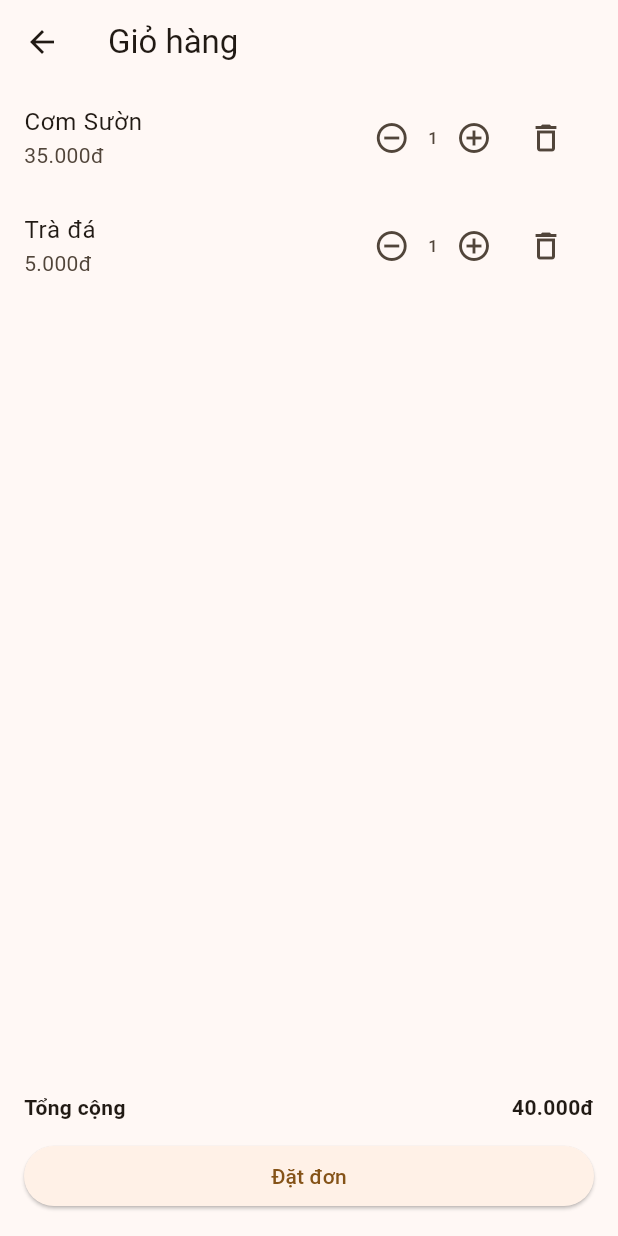
After one commit to lucienhoang/canteen-app, a Flutter app: the CartScreen screen opened directly, on a phone screen of 412 x 824 dp. The commit adds this screen. Run offline on Flutter 3.47's test engine with Material 3 defaults, Android fonts, the phone set to English and light mode, and no system bars.

Commit message:
feat: add CartScreen with quantity controls and checkout

```diff
--- /dev/null
+++ b/lib/features/cart/cart_screen.dart
@@ -0,0 +1,149 @@
+import 'package:canteen_app/data/models/order.dart';
+import 'package:flutter/material.dart';
+import 'package:provider/provider.dart';
+import 'package:intl/intl.dart';
+
+import '../../data/models/menu_item.dart';
+import 'cart_viewmodel.dart';
+
+/// Màn hình Giỏ hàng - hiển thị danh sách các món đang chọn,
+/// cho phép điều chỉnh số lượng, xóa món và thực hiện đặt đơn (Checkout).
+class CartScreen extends StatefulWidget {
+  const CartScreen({super.key});
+
+  @override
+  State<CartScreen> createState() => _CartScreenState();
+}
+
+class _CartScreenState extends State<CartScreen> {
+  @override
+  void initState() {
+    super.initState();
+    // Khởi tạo dữ liệu giả lập để kiểm thử giao diện trong giai đoạn phát triển.
+    // TODO: Xóa đoạn mock này khi ghép nối nút "Thêm vào giỏ" từ MenuScreen.
+    WidgetsBinding.instance.addPostFrameCallback((_) {
+      final cart = context.read<CartViewModel>();
+      if (cart.isEmpty) {
+        cart.addItem(
+          const MenuItem(id: 1, categoryId: 1, name: "Cơm Sườn", price: 35000),
+        );
+        cart.addItem(
+          const MenuItem(id: 2, categoryId: 2, name: 'Trà đá', price: 5000),
+        );
+      }
+    });
+  }
+
+  // Định dạng hiển thị tiền tệ Việt Nam VNĐ
+  final _priceFormat = NumberFormat.decimalPattern('vi');
+  String _formatPrice(int price) => '${_priceFormat.format(price)}đ';
+
+  /// Xử lý logic khi bấm nút Đặt đơn
+  Future<void> _handleCheckout(CartViewModel cart) async {
+    final order = await cart.checkout(
+      userId: 1, // TODO: Thay thế bằng ID của User đang đăng nhập
+      pickupTime: DateTime.now().add(const Duration(minutes: 30)),
+    );
+
+    // Kiểm tra Widget còn nằm trong cây Widget tree trước khi thao tác với BuildContext
+    if (!mounted) return;
+
+    if (order != null) {
+      ScaffoldMessenger.of(context).showSnackBar(
+        SnackBar(content: Text("Đặt đơn thành công! Mã đơn ${order.id}")),
+      );
+    } else if (cart.errorMessage != null) {
+      ScaffoldMessenger.of(context)
+          .showSnackBar(SnackBar(content: Text(cart.errorMessage!)));
+    }
+  }
+
+  @override
+  Widget build(BuildContext context) {
+    // Lắng nghe sự thay đổi trạng thái của CartViewModel
+    final cart = context.watch<CartViewModel>();
+
+    return Scaffold(
+      appBar: AppBar(title: const Text("Giỏ hàng")),
+      body: cart.isEmpty
+          ? const Center(child: Text("Giỏ hàng trống"))
+          : ListView.builder(
+              itemCount: cart.items.length,
+              itemBuilder: (context, index) {
+                final item = cart.items[index];
+                return ListTile(
+                  title: Text(item.menuItemName),
+                  subtitle: Text(_formatPrice(item.priceAtOrder)),
+                  trailing: Row(
+                    mainAxisSize: MainAxisSize.min,
+                    children: [
+                      // Nút giảm số lượng
+                      IconButton(
+                        icon: const Icon(Icons.remove_circle_outline),
+                        onPressed: () => context
+                            .read<CartViewModel>()
+                            .updateQuantity(item.menuItemId, item.quantity - 1),
+                      ),
+                      // Hiển thị số lượng
+                      Text('${item.quantity}'),
+                      // Nút tăng số lượng
+                      IconButton(
+                        icon: const Icon(Icons.add_circle_outline),
+                        onPressed: () => context
+                            .read<CartViewModel>()
+                            .updateQuantity(item.menuItemId, item.quantity + 1),
+                      ),
+                      // Nút xóa món khỏi giỏ
+                      IconButton(
+                        icon: const Icon(Icons.delete_outline),
+                        onPressed: () => context
+                            .read<CartViewModel>()
+                            .removeItem(item.menuItemId),
+                      ),
+                    ],
+                  ),
+                );
+              },
+            ),
+      bottomNavigationBar: Padding(
+        padding: const EdgeInsets.all(16),
+        child: Column(
+          mainAxisSize: MainAxisSize.min,
+          children: [
+            // Dòng hiển thị Tổng cộng thanh toán
+            Row(
+              mainAxisAlignment: MainAxisAlignment.spaceBetween,
+              children: [
+                const Text(
+                  "Tổng cộng",
+                  style: TextStyle(fontWeight: FontWeight.bold),
+                ),
+                Text(
+                  _formatPrice(cart.totalAmount),
+                  style: const TextStyle(fontWeight: FontWeight.bold),
+                ),
+              ],
+            ),
+            const SizedBox(height: 12),
+            // Nút bấm Đặt đơn
+            SizedBox(
+              width: double.infinity,
+              child: ElevatedButton(
+                onPressed: (cart.isEmpty || cart.isSubmitting)
+                    ? null
+                    : () => _handleCheckout(cart),
+                child: cart.isSubmitting
+                    ? const SizedBox(
+                        width: 20,
+                        height: 20,
+                        child: CircularProgressIndicator(strokeWidth: 2),
+                      )
+                    : const Text("Đặt đơn"),
+              ),
+            ),
+          ],
+        ),
+      ),
+    );
+  }
+}
```
Also changed, not shown: lib/main.dart (+15 -2 lines), 1 other file.
